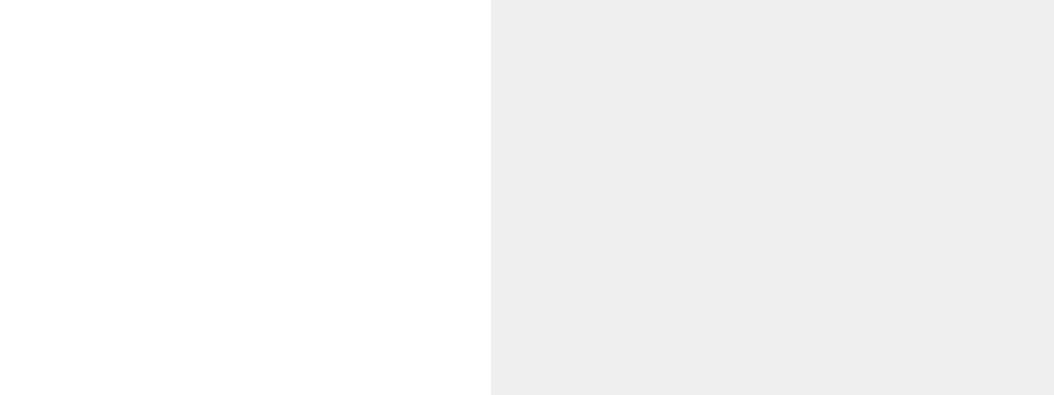
The window that src/gui/forms/graphdesigner.ui (evoplex/evoplex) describes before a commit, drawn with Qt 5.
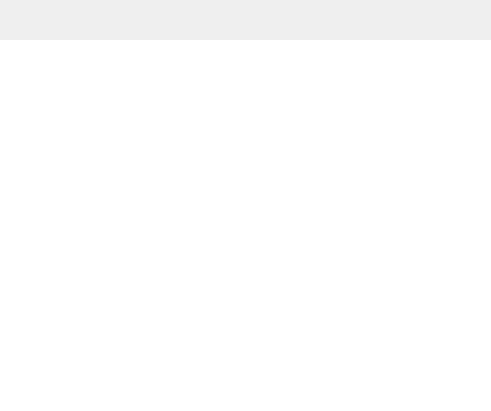
The same window after the commit.

Commit message: Add cancel button

```diff
--- a/src/gui/forms/graphdesigner.ui
+++ b/src/gui/forms/graphdesigner.ui
@@ -6,8 +6,8 @@
    <rect>
     <x>0</x>
     <y>0</y>
-    <width>1054</width>
-    <height>395</height>
+    <width>491</width>
+    <height>411</height>
    </rect>
   </property>
   <property name="minimumSize">
@@ -26,9 +26,9 @@
    <property name="geometry">
     <rect>
      <x>0</x>
-     <y>0</y>
+     <y>40</y>
      <width>491</width>
-     <height>411</height>
+     <height>371</height>
     </rect>
    </property>
    <layout class="QVBoxLayout" name="verticalLayout">
```
Left out of the diff: 15 changed lines with no effect on the pictures. The commit also changes 2 other files.
